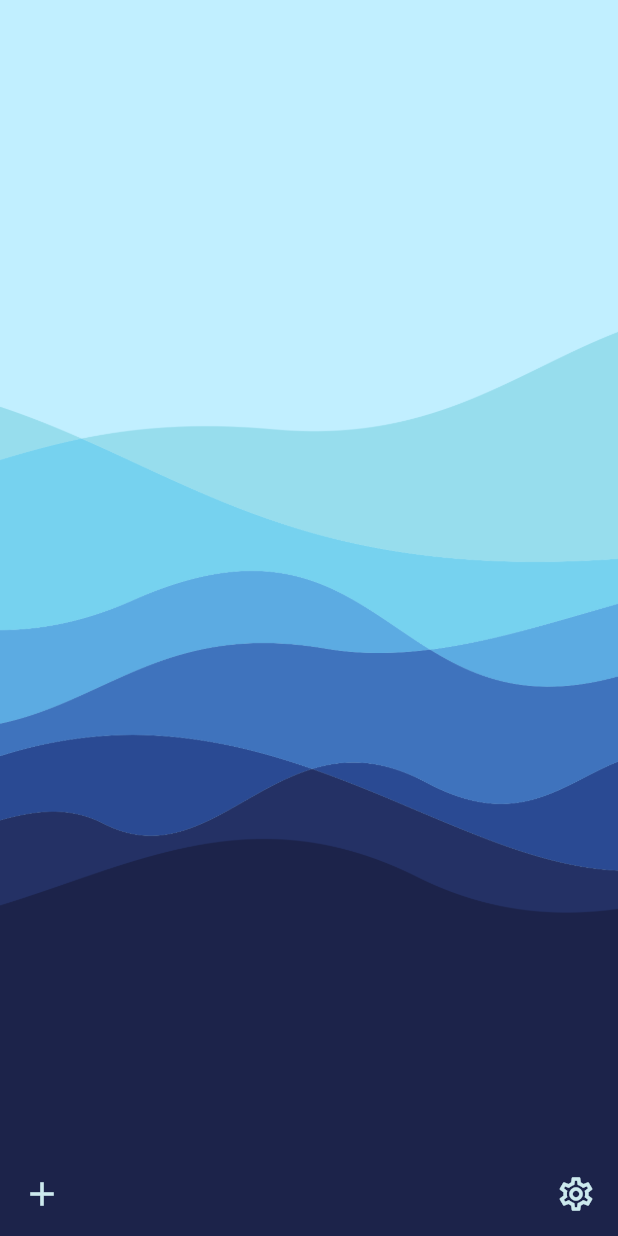
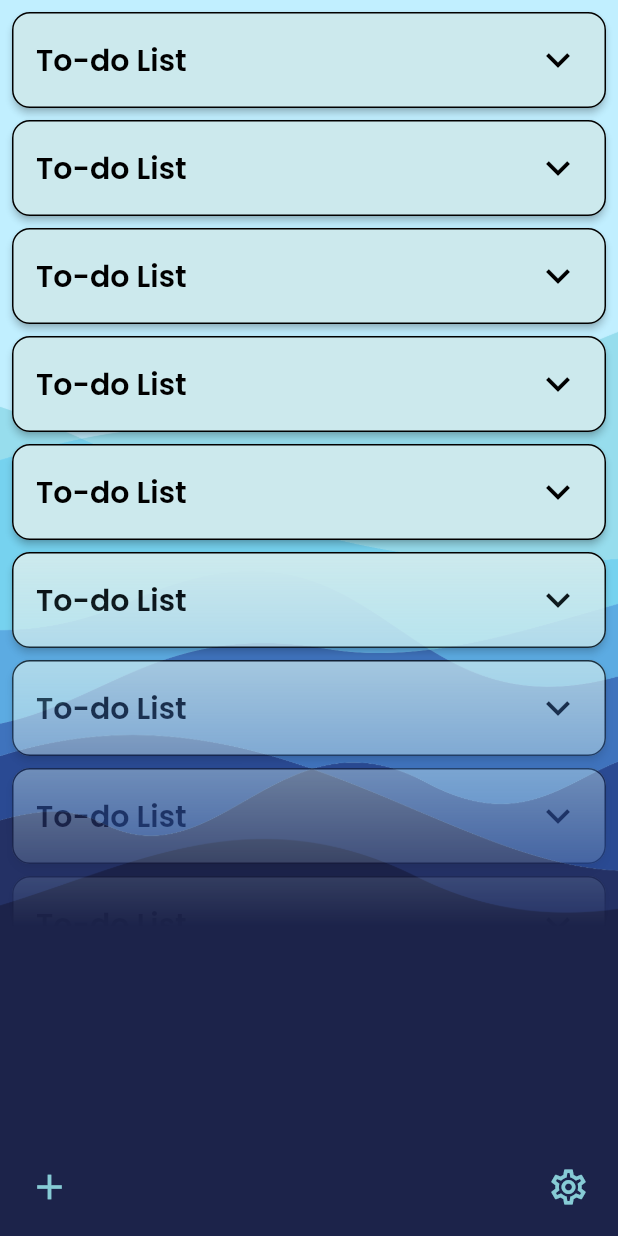
Before and after one commit to JMichaelYang/squid, a Flutter app: the HomePage screen opened directly, on a phone screen of 412 x 824 dp. Run offline on Flutter 3.47's test engine with Material 2 defaults, Android fonts, the phone set to English and light mode, and no system bars; our stand-ins replace cloud_firestore, equatable, firebase_auth, firebase_core, flutter_bloc, flutter_svg and 1 more; missing offline and left inert: fake_cloud_firestore, firebase_auth_mocks, mockito; accounts and stored records are empty; statements that could not run were skipped.

Commit message:
add note rows to home screen

```diff
--- a/lib/ui/components/squid_button.dart
+++ b/lib/ui/components/squid_button.dart
@@ -1,54 +1,60 @@
 import 'package:flutter/material.dart';
 
 class SquidButton extends StatelessWidget {
-  final void Function() handlePressed;
-  final Widget? icon;
-  final String? text;
-  final double width;
-  final double height;
-  final BorderRadius borderRadius;
-  final double? fontSize;
+  final void Function() _handlePressed;
+  final Widget? _icon;
+  final String? _text;
+  final double _width;
+  final double _height;
+  final BorderRadius _borderRadius;
+  final double? _fontSize;
 
   const SquidButton({
     super.key,
-    required this.handlePressed,
-    this.icon,
-    this.text,
-    this.width = double.infinity,
-    this.height = 48,
-    this.borderRadius = const BorderRadius.all(Radius.circular(16)),
-    this.fontSize = 16,
-  });
+    required void Function() handlePressed,
+    Widget? icon,
+    String? text,
+    double width = double.infinity,
+    double height = 48,
+    BorderRadius borderRadius = const BorderRadius.all(Radius.circular(16)),
+    double fontSize = 16,
+  })  : _handlePressed = handlePressed,
+        _icon = icon,
+        _text = text,
+        _width = width,
+        _height = height,
+        _borderRadius = borderRadius,
+        _fontSize = fontSize;
 
   @override
   Widget build(BuildContext context) {
     List<Widget> children = [];
 
-    if (icon != null) {
+    if (_icon != null) {
       children.add(
-        Align(alignment: Alignment.centerLeft, child: icon!),
+        Align(alignment: Alignment.centerLeft, child: _icon!),
       );
     }
 
-    if (text != null) {
+    if (_text != null) {
       children.add(
         Align(
           alignment: Alignment.center,
           child: Text(
-            text!,
-            style: TextStyle(fontSize: fontSize),
+            _text!,
+            style: TextStyle(fontSize: _fontSize),
           ),
         ),
       );
     }
 
     return SizedBox(
-      width: width,
-      height: height,
+      width: _width,
+      height: _height,
       child: ElevatedButton(
-        onPressed: handlePressed,
+        onPressed: _handlePressed,
         style: ElevatedButton.styleFrom(
-          shape: RoundedRectangleBorder(borderRadius: borderRadius),
+          shape: RoundedRectangleBorder(borderRadius: _borderRadius),
           padding: const EdgeInsets.all(8),
         ),
         child: Stack(children: children),
@@ -56,3 +62,42 @@ class SquidButton extends StatelessWidget {
     );
   }
 }
+
+class SquidCircleButton extends StatelessWidget {
+  final void Function() _onPressed;
+  final Icon _icon;
+  final double _size;
+  final double _iconSize;
+
+  const SquidCircleButton({
+    super.key,
+    required void Function() onPressed,
+    required Icon icon,
+    double size = 42,
+    double iconSize = 32,
+  })  : _onPressed = onPressed,
+        _icon = icon,
+        _size = size,
+        _iconSize = iconSize;
+
+  @override
+  Widget build(BuildContext context) {
+    return SizedBox(
+      height: _size,
+      width: _size,
+      child: FittedBox(
+        child: Material(
+          clipBehavior: Clip.hardEdge,
+          shape: const CircleBorder(),
+          color: Colors.transparent,
+          child: IconButton(
+            onPressed: _onPressed,
+            color: Theme.of(context).primaryColor,
+            icon: _icon,
+            iconSize: _iconSize,
+          ),
+        ),
+      ),
+    );
+  }
+}
--- a/lib/ui/pages/home_page/buttons.dart
+++ /dev/null
@@ -1,53 +0,0 @@
-import 'package:flutter/material.dart';
-
-Widget getAddButton(void Function() onAdd) {
-  return Positioned(
-    left: 8,
-    bottom: 8,
-    child: _CircleButton(
-      icon: const Icon(Icons.add),
-      onPressed: onAdd,
-    ),
-  );
-}
-
-Widget getSettingsButton(void Function() onSettings) {
-  return Positioned(
-    right: 8,
-    bottom: 8,
-    child: _CircleButton(
-      icon: const Icon(Icons.settings_outlined),
-      onPressed: onSettings,
-    ),
-  );
-}
-
-class _CircleButton extends StatelessWidget {
-  final void Function() _onPressed;
-  final Icon _icon;
-
-  const _CircleButton({required void Function() onPressed, required Icon icon})
-      : _onPressed = onPressed,
-        _icon = icon;
-
-  @override
-  Widget build(BuildContext context) {
-    return SizedBox(
-      height: 40,
-      width: 40,
-      child: FittedBox(
-        child: Material(
-          clipBehavior: Clip.hardEdge,
-          shape: const CircleBorder(),
-          color: Colors.transparent,
-          child: IconButton(
-            onPressed: _onPressed,
-            color: Theme.of(context).primaryColor,
-            icon: _icon,
-            iconSize: 32,
-          ),
-        ),
-      ),
-    );
-  }
-}
--- a/lib/ui/pages/home_page/home_page.dart
+++ b/lib/ui/pages/home_page/home_page.dart
@@ -2,8 +2,10 @@ import 'package:flutter/material.dart';
 import 'package:flutter_bloc/flutter_bloc.dart';
 import 'package:squid/blocs/auth/auth_bloc.dart';
 import 'package:squid/blocs/auth/auth_event.dart';
+import 'package:squid/data/models/note_model.dart';
 import 'package:squid/ui/components/squid_background.dart';
-import 'package:squid/ui/pages/home_page/buttons.dart';
+import 'package:squid/ui/components/squid_button.dart';
+import 'package:squid/ui/pages/home_page/note_item.dart';
 
 class HomePage extends StatelessWidget {
   const HomePage({super.key});
@@ -15,13 +17,36 @@ class HomePage extends StatelessWidget {
         children: [
           squidBackground(),
           SafeArea(
-            child: Stack(
-              children: [
-                getAddButton(() {}),
-                getSettingsButton(() {
-                  BlocProvider.of<AuthBloc>(context).add(AuthSignOutEvent());
-                }),
-              ],
+            child: SizedBox(
+              width: double.infinity,
+              height: double.infinity,
+              child: Stack(
+                children: [
+                  _getListContainer(
+                    ListView.separated(
+                      padding: const EdgeInsets.fromLTRB(8, 8, 8, 128),
+                      physics: const AlwaysScrollableScrollPhysics(),
+                      itemCount: 12,
+                      itemBuilder: (context, index) => const NoteItem(
+                        note: Note(
+                          id: 'test-note',
+                          title: 'To-do List',
+                          color: Color(0xFFCCE9ED),
+                          textColor: Colors.black,
+                        ),
+                      ),
+                      separatorBuilder: (context, index) => const SizedBox(
+                        width: double.maxFinite,
+                        height: 8,
+                      ),
+                    ),
+                  ),
+                  _getAddButton(() {}),
+                  _getSettingsButton(() {
+                    BlocProvider.of<AuthBloc>(context).add(AuthSignOutEvent());
+                  }),
+                ],
+              ),
             ),
           ),
         ],
@@ -29,3 +54,44 @@ class HomePage extends StatelessWidget {
     );
   }
 }
+
+Widget _getListContainer(Widget child) {
+  return FractionallySizedBox(
+    widthFactor: 1,
+    heightFactor: 0.75,
+    child: ShaderMask(
+      shaderCallback: (bounds) => const LinearGradient(
+        begin: Alignment(0, 0.2),
+        end: Alignment.bottomCenter,
+        colors: [
+          Colors.black,
+          Colors.transparent,
+        ],
+      ).createShader(bounds),
+      blendMode: BlendMode.dstIn,
+      child: child,
+    ),
+  );
+}
+
+Widget _getAddButton(void Function() onAdd) {
+  return Positioned(
+    left: 12,
+    bottom: 12,
+    child: SquidCircleButton(
+      icon: const Icon(Icons.add),
+      onPressed: onAdd,
+    ),
+  );
+}
+
+Widget _getSettingsButton(void Function() onSettings) {
+  return Positioned(
+    right: 12,
+    bottom: 12,
+    child: SquidCircleButton(
+      icon: const Icon(Icons.settings_outlined),
+      onPressed: onSettings,
+    ),
+  );
+}
--- /dev/null
+++ b/lib/ui/pages/home_page/note_item.dart
@@ -0,0 +1,56 @@
+import 'package:flutter/material.dart';
+import 'package:squid/data/models/note_model.dart';
+
+class NoteItem extends StatelessWidget {
+  final Note _note;
+
+  const NoteItem({super.key, required Note note}) : _note = note;
+
+  @override
+  Widget build(BuildContext context) {
+    return SizedBox(
+      width: double.maxFinite,
+      height: 64,
+      child: Card(
+        margin: EdgeInsets.zero,
+        elevation: 2,
+        color: _note.color,
+        shape: RoundedRectangleBorder(
+          borderRadius: BorderRadius.circular(12),
+          side: BorderSide(
+            color: _note.textColor,
+            width: 1,
+          ),
+        ),
+        child: Row(
+          mainAxisAlignment: MainAxisAlignment.spaceBetween,
+          children: [
+            Padding(
+              padding: const EdgeInsets.fromLTRB(16, 16, 0, 16),
+              child: Text(
+                _note.title,
+                style: TextStyle(
+                  fontSize: 20,
+                  fontWeight: FontWeight.w600,
+                  color: _note.textColor,
+                ),
+              ),
+            ),
+            Padding(
+              padding: const EdgeInsets.fromLTRB(0, 0, 8, 0),
+              child: IconButton(
+                onPressed: () {},
+                splashRadius: 32,
+                icon: Icon(
+                  Icons.expand_more,
+                  size: 32,
+                  color: _note.textColor,
+                ),
+              ),
+            ),
+          ],
+        ),
+      ),
+    );
+  }
+}
--- a/lib/ui/utils/routes.dart
+++ b/lib/ui/utils/routes.dart
@@ -3,7 +3,7 @@ import 'package:flutter_bloc/flutter_bloc.dart';
 import 'package:squid/blocs/note/note_bloc.dart';
 import 'package:squid/data/repositories/note_repository.dart';
 import 'package:squid/ui/pages/home_page/home_page.dart';
-import 'package:squid/ui/pages/home_page/item_page.dart';
+import 'package:squid/ui/pages/item_page/item_page.dart';
 import 'package:squid/ui/pages/sign_in_page/sign_in_page.dart';
 
 FadeTransition _getTransition(Animation animation, Widget child) {
--- a/lib/ui/utils/themes.dart
+++ b/lib/ui/utils/themes.dart
@@ -18,12 +18,12 @@ class SquidThemes {
     brightness: Brightness.dark,
     primary: Color(0xFF86CBD5),
     onPrimary: Colors.black,
-    secondary: Color(0xFF1C234A),
+    secondary: Color(0xFF3F7CAC),
     onSecondary: Colors.white,
     error: Colors.red,
     onError: Colors.black,
     background: Color(0xFFC1EFFF),
-    onBackground: Colors.black,
+    onBackground: Color(0xFF1C234A),
     surface: Color(0xFFCCE9ED),
     onSurface: Colors.black,
   );
@@ -41,14 +41,14 @@ class SquidThemes {
 
   static const ColorScheme lightThemeColor = ColorScheme(
     brightness: Brightness.light,
-    primary: Color(0xFFCCE9ED),
+    primary: Color(0xFF86CBD5),
     onPrimary: Colors.black,
-    secondary: Color(0xFF1C234A),
+    secondary: Color(0xFF3F7CAC),
     onSecondary: Colors.white,
     error: Colors.red,
     onError: Colors.black,
     background: Color(0xFFC1EFFF),
-    onBackground: Colors.black,
+    onBackground: Color(0xFF1C234A),
     surface: Color(0xFFCCE9ED),
     onSurface: Colors.black,
   );
```
Also changed, not shown: lib/ui/pages/item_page/item_page.dart (renamed from lib/ui/pages/home_page/item_page.dart).
